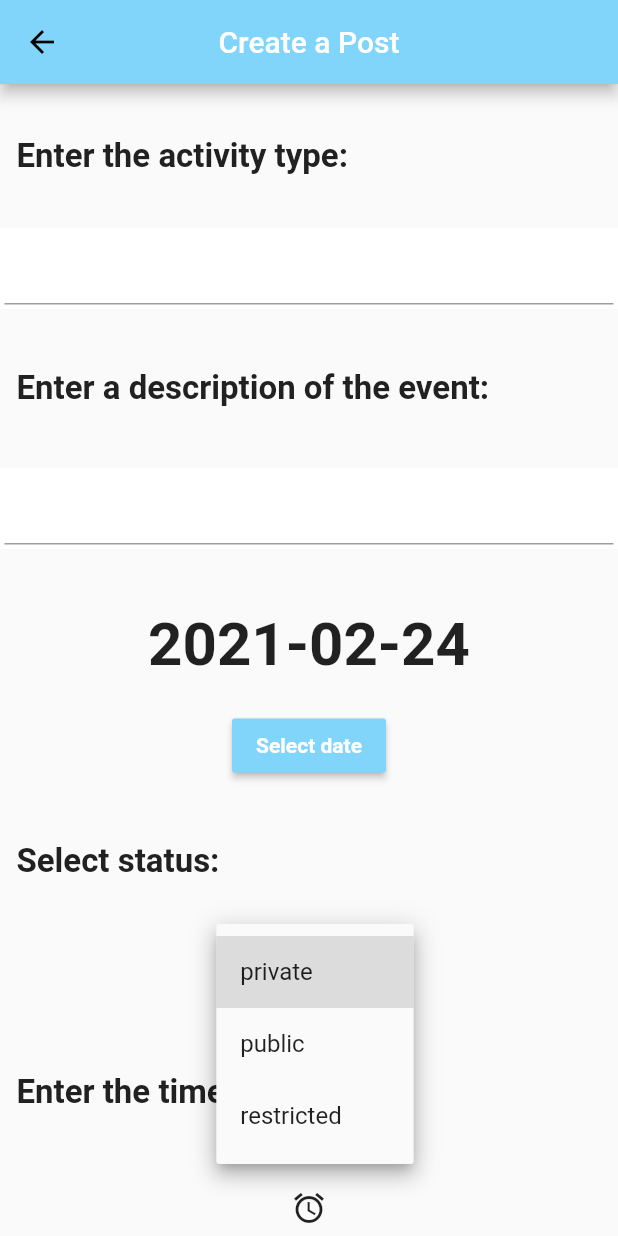
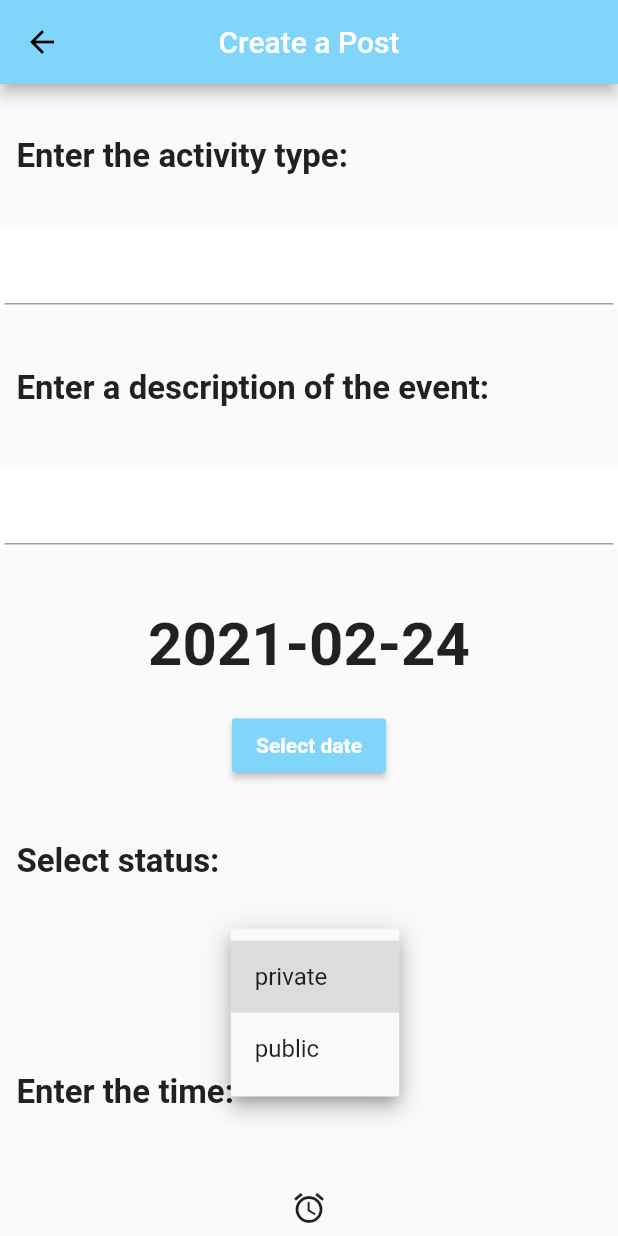
Before and after one commit to anubhajoshi01/play_buddy_app, a Flutter app: the CreatePostScreen screen opened directly, after a tap on "private", on a phone screen of 412 x 824 dp. Run offline on Flutter 3.47's test engine with Material 2 defaults, Android fonts, the phone set to English and light mode, and no system bars; our stand-ins replace cloud_firestore, firebase_auth, geolocator, google_maps_flutter, hive, hive_flutter and 1 more; missing offline and left inert: async_loader; accounts and stored records are empty; statements that could not run were skipped.

```diff
--- a/lib/screens/home_pages/edit_profile_screen.dart
+++ b/lib/screens/home_pages/edit_profile_screen.dart
@@ -1,3 +1,4 @@
+import 'package:flutter/cupertino.dart';
 import 'package:flutter/cupertino.dart';
 import 'package:flutter/material.dart';
 import 'package:frc_challenge_app/components/common_app_bar.dart';
--- a/lib/screens/post_pages/create_post_screen.dart
+++ b/lib/screens/post_pages/create_post_screen.dart
@@ -20,11 +20,11 @@ class CreatePostScreen extends StatefulWidget {
 
 class _CreatePostScreen extends State<CreatePostScreen> {
 
-  static final List status = ["private", "public", "restricted"];
+  static final List status = ["private", "public"];
   static Map<String, int> mapStatus = {
     "private": 0,
     "public": 1,
-    "restricted": 2
+    //"restricted": 2
   };
 
   String descriptionStr = "";
```
Also changed, not shown: lib/db_services/post_db.dart (+12 -2 lines).
